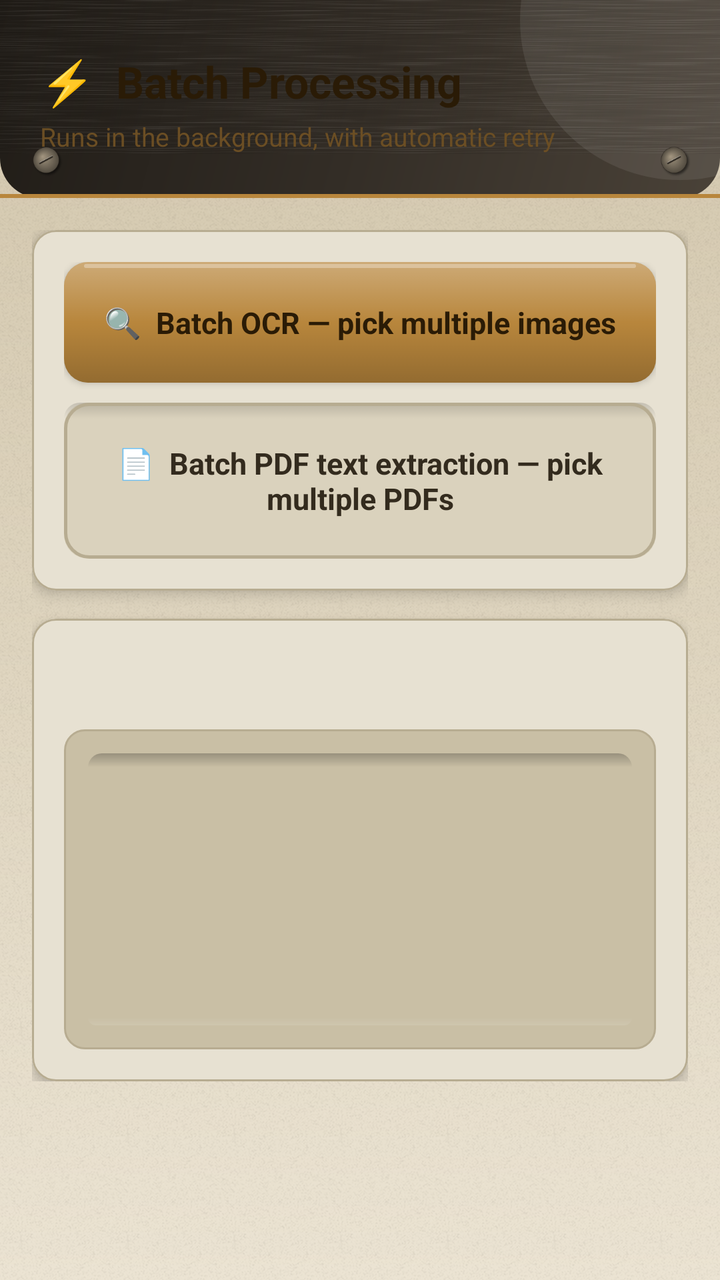
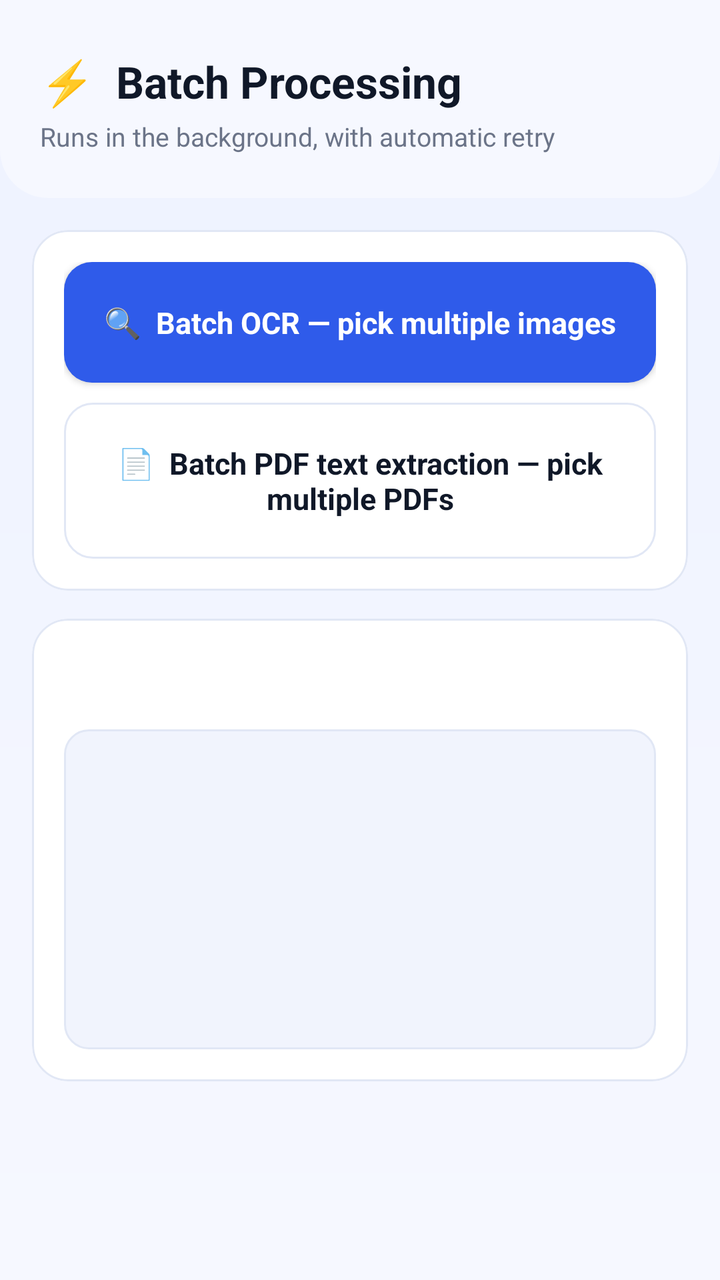

Compare the two renders of this Android layout. The source of the first and the diff that turns it into the second are given below.
<!-- AndroidManifest.xml: application theme Theme.DataToolkit -->
<!-- res/layout/activity_batch_processing.xml -->
<?xml version="1.0" encoding="utf-8"?>
<ScrollView xmlns:android="http://schemas.android.com/apk/res/android"
    android:layout_width="match_parent"
    android:layout_height="match_parent"
    android:clipToPadding="false">

    <LinearLayout
        android:layout_width="match_parent"
        android:layout_height="wrap_content"
        android:orientation="vertical">

        <FrameLayout
            android:layout_width="match_parent"
            android:layout_height="wrap_content"
            android:background="@drawable/bg_header_flat"
            android:paddingStart="20dp" android:paddingEnd="20dp"
            android:paddingTop="26dp" android:paddingBottom="22dp">
            <LinearLayout android:layout_width="match_parent" android:layout_height="wrap_content" android:orientation="vertical">
                <TextView android:layout_width="wrap_content" android:layout_height="wrap_content"
                    android:text="⚡  Batch Processing" android:textColor="@color/text_on_primary" android:textSize="22sp" android:textStyle="bold" />
                <TextView android:layout_width="wrap_content" android:layout_height="wrap_content" android:layout_marginTop="4dp"
                    android:text="Runs in the background, with automatic retry" android:textColor="@color/text_on_primary_muted" android:textSize="13sp" />
            </LinearLayout>
        </FrameLayout>

        <LinearLayout
            android:layout_width="match_parent"
            android:layout_height="wrap_content"
            android:orientation="vertical"
            android:padding="16dp">

            <com.google.android.material.card.MaterialCardView style="@style/Widget.App.Card" android:layout_width="match_parent" android:layout_height="wrap_content" android:layout_marginBottom="14dp">
                <LinearLayout android:layout_width="match_parent" android:layout_height="wrap_content" android:orientation="vertical">
                    <com.google.android.material.button.MaterialButton
                        android:id="@+id/btnBatchOcr"
                        style="@style/Widget.App.Button.Primary"
                        android:layout_width="match_parent" android:layout_height="wrap_content"
                        android:layout_marginBottom="10dp"
                        android:text="🔍  Batch OCR — pick multiple images" />

                    <com.google.android.material.button.MaterialButton
                        android:id="@+id/btnBatchPdf"
                        style="@style/Widget.App.Button.Outlined"
                        android:layout_width="match_parent" android:layout_height="wrap_content"
                        android:text="📄  Batch PDF text extraction — pick multiple PDFs" />
                </LinearLayout>
            </com.google.android.material.card.MaterialCardView>

            <com.google.android.material.card.MaterialCardView style="@style/Widget.App.Card" android:layout_width="match_parent" android:layout_height="wrap_content">
                <LinearLayout android:layout_width="match_parent" android:layout_height="wrap_content" android:orientation="vertical">
                    <ProgressBar
                        android:id="@+id/progressBar"
                        style="?android:attr/progressBarStyleHorizontal"
                        android:layout_width="match_parent"
                        android:layout_height="wrap_content"
                        android:progressTint="@color/primary"
                        android:max="100"
                        android:visibility="gone" />

                    <TextView android:id="@+id/tvStatus" android:layout_width="match_parent" android:layout_height="wrap_content"
                        android:layout_marginTop="10dp" android:textColor="@color/text_secondary" android:textSize="12.5sp" />

                    <TextView
                        android:id="@+id/tvLog"
                        android:layout_width="match_parent"
                        android:layout_height="wrap_content"
                        android:minHeight="160dp"
                        android:layout_marginTop="12dp"
                        android:background="@drawable/bg_input_field"
                        android:fontFamily="monospace"
                        android:textSize="12sp" />
                </LinearLayout>
            </com.google.android.material.card.MaterialCardView>

        </LinearLayout>
    </LinearLayout>
</ScrollView>
<!-- resources referenced by this layout -->
<resources>
  <color name="primary">#B8863C</color>
  <color name="text_on_primary">#2A1B06</color>
  <color name="text_on_primary_muted">#6B4E24</color>
  <color name="text_secondary">#6E624C</color>
  <!-- drawable bg_header_flat (drawable) -->
  <?xml version="1.0" encoding="utf-8"?>
  <layer-list xmlns:android="http://schemas.android.com/apk/res/android">
      <item>
          <shape android:shape="rectangle">
              <corners android:bottomLeftRadius="20dp" android:bottomRightRadius="20dp" />
              <gradient
                  android:type="linear"
                  android:angle="135"
                  android:startColor="@color/gradient_start"
                  android:centerColor="@color/gradient_mid"
                  android:endColor="@color/gradient_end" />
          </shape>
      </item>
      
      <item android:bottom="22dp">
          <bitmap android:src="@drawable/tex_brushed_dark" android:tileModeX="repeat" android:tileModeY="repeat" android:gravity="fill" />
      </item>
      <item android:gravity="top|end" android:width="160dp" android:height="160dp" android:top="-70dp" android:end="-60dp">
          <shape android:shape="oval">
              <solid android:color="#14FFFFFF" />
          </shape>
      </item>
      
      <item android:gravity="bottom" android:height="2dp" android:bottom="0dp">
          <shape android:shape="rectangle">
              <solid android:color="@color/primary" />
          </shape>
      </item>
      
      <item android:gravity="bottom|start" android:width="18dp" android:height="18dp" android:bottom="10dp" android:start="14dp">
          <bitmap android:src="@drawable/ic_rivet_dark" android:gravity="fill" />
      </item>
      <item android:gravity="bottom|end" android:width="18dp" android:height="18dp" android:bottom="10dp" android:end="14dp">
          <bitmap android:src="@drawable/ic_rivet_dark" android:gravity="fill" />
      </item>
  </layer-list>
  <!-- drawable bg_input_field (drawable) -->
  <?xml version="1.0" encoding="utf-8"?>
  <layer-list xmlns:android="http://schemas.android.com/apk/res/android">
      <item>
          <shape android:shape="rectangle">
              <solid android:color="@color/groove_bg" />
              <stroke android:width="1dp" android:color="@color/stroke" />
              <corners android:radius="10dp" />
              <padding android:left="12dp" android:top="12dp" android:right="12dp" android:bottom="12dp" />
          </shape>
      </item>
      <item android:gravity="top" android:height="7dp">
          <shape android:shape="rectangle">
              <corners android:topLeftRadius="10dp" android:topRightRadius="10dp" android:bottomLeftRadius="0dp" android:bottomRightRadius="0dp" />
              <gradient android:type="linear" android:angle="270" android:startColor="#3D000000" android:endColor="#00000000" />
          </shape>
      </item>
      <item android:gravity="bottom" android:height="4dp">
          <shape android:shape="rectangle">
              <corners android:bottomLeftRadius="10dp" android:bottomRightRadius="10dp" android:topLeftRadius="0dp" android:topRightRadius="0dp" />
              <gradient android:type="linear" android:angle="90" android:startColor="#1AFFFFFF" android:endColor="#00000000" />
          </shape>
      </item>
  </layer-list>
  <style name="Widget.App.Button.Outlined" parent="Widget.MaterialComponents.Button.OutlinedButton">
          <item name="android:background">@drawable/btn_bevel_outlined</item>
          <item name="backgroundTint">@null</item>
          <item name="strokeColor">@android:color/transparent</item>
          <item name="strokeWidth">0dp</item>
          <item name="cornerRadius">12dp</item>
          <item name="android:textColor">@color/text_primary</item>
          <item name="android:textAllCaps">false</item>
          <item name="android:textStyle">bold</item>
          <item name="android:textSize">15sp</item>
          <item name="android:paddingTop">14dp</item>
          <item name="android:paddingBottom">14dp</item>
          <item name="rippleColor">@color/icon_chip_bg</item>
          <item name="android:paddingStart">18dp</item>
          <item name="android:paddingEnd">18dp</item>
      </style>
  <style name="Widget.App.Button.Primary" parent="Widget.MaterialComponents.Button">
          <item name="android:background">@drawable/btn_bevel_primary</item>
          <item name="backgroundTint">@null</item>
          <item name="cornerRadius">12dp</item>
          <item name="android:textColor">@color/text_on_primary</item>
          <item name="android:textAllCaps">false</item>
          <item name="android:textStyle">bold</item>
          <item name="android:textSize">15sp</item>
          <item name="android:letterSpacing">0</item>
          <item name="android:paddingTop">14dp</item>
          <item name="android:paddingBottom">14dp</item>
          <item name="rippleColor">@color/ripple_on_primary</item>
          <item name="elevation">3dp</item>
      </style>
  <style name="Widget.App.Card" parent="Widget.MaterialComponents.CardView">
          <item name="cardCornerRadius">12dp</item>
          <item name="cardElevation">4dp</item>
          <item name="cardBackgroundColor">@color/surface</item>
          <item name="strokeColor">@color/stroke</item>
          <item name="strokeWidth">1dp</item>
          <item name="contentPadding">16dp</item>
          <item name="rippleColor">@color/icon_chip_bg</item>
      </style>
  <style name="Theme.DataToolkit" parent="Theme.MaterialComponents.DayNight.NoActionBar">
          <item name="colorPrimary">@color/primary</item>
          <item name="colorPrimaryDark">@color/primary_dark</item>
          <item name="colorPrimaryVariant">@color/secondary</item>
          <item name="colorAccent">@color/accent</item>
          <item name="colorSecondary">@color/secondary</item>
          <item name="colorOnPrimary">@color/text_on_primary</item>
          <item name="android:windowBackground">@drawable/bg_app_gradient</item>
          <item name="android:statusBarColor">@color/gradient_start</item>
          <item name="android:navigationBarColor">@color/background</item>
          <item name="android:windowLightStatusBar" tools:targetApi="23">false</item>
          <item name="materialButtonStyle">@style/Widget.App.Button.Primary</item>
          <item name="android:progressBarStyleHorizontal">@style/Widget.App.ProgressBar.Horizontal</item>
          <item name="android:fontFamily">sans-serif</item>
      </style>
  <color name="gradient_start">#4A4238</color>
  <color name="gradient_mid">#332D26</color>
  <color name="gradient_end">#201C17</color>
  <!-- drawable tex_brushed_dark: png bitmap (drawable-nodpi, 6317 bytes) -->
  <!-- drawable ic_rivet_dark: png bitmap (drawable-xxxhdpi, 8168 bytes) -->
  <color name="groove_bg">#C9BFA5</color>
  <color name="stroke">#B7AC91</color>
  <!-- drawable btn_bevel_outlined: vector/xml drawable (drawable, 2286 chars, omitted) -->
  <color name="text_primary">#332B1E</color>
  <color name="icon_chip_bg">#DFD5BC</color>
  <!-- drawable btn_bevel_primary (drawable) -->
  <?xml version="1.0" encoding="utf-8"?>
  <selector xmlns:android="http://schemas.android.com/apk/res/android">
      <item android:state_enabled="false">
          <shape android:shape="rectangle">
              <solid android:color="@color/stroke" />
              <corners android:radius="12dp" />
          </shape>
      </item>
      <item android:state_pressed="true">
          <layer-list>
              <item>
                  <shape android:shape="rectangle">
                      <solid android:color="@color/primary" />
                      <corners android:radius="12dp" />
                  </shape>
              </item>
              <item>
                  <shape android:shape="rectangle">
                      <corners android:radius="12dp" />
                      <gradient android:type="linear" android:angle="270" android:startColor="#33000000" android:centerColor="#14000000" android:endColor="#1AFFFFFF" />
                  </shape>
              </item>
          </layer-list>
      </item>
      <item>
          <layer-list>
              <item>
                  <shape android:shape="rectangle">
                      <solid android:color="@color/primary" />
                      <corners android:radius="12dp" />
                  </shape>
              </item>
              <item>
                  <shape android:shape="rectangle">
                      <corners android:radius="12dp" />
                      <gradient android:type="linear" android:angle="270" android:startColor="#4DFFFFFF" android:centerColor="#00000000" android:endColor="#33000000" />
                  </shape>
              </item>
              <item android:gravity="top" android:height="2dp" android:top="1dp" android:start="10dp" android:end="10dp">
                  <shape android:shape="rectangle">
                      <solid android:color="#4DFFFFFF" />
                      <corners android:radius="2dp" />
                  </shape>
              </item>
          </layer-list>
      </item>
  </selector>
  <color name="ripple_on_primary">#40241A0C</color>
  <color name="surface">#E7E1D2</color>
  <color name="primary_dark">#7A5A24</color>
  <color name="secondary">#A15A2E</color>
  <color name="accent">#C1502E</color>
  <!-- drawable bg_app_gradient (drawable) -->
  <?xml version="1.0" encoding="utf-8"?>
  <layer-list xmlns:android="http://schemas.android.com/apk/res/android">
      <item>
          <shape android:shape="rectangle">
              <gradient
                  android:type="linear"
                  android:angle="90"
                  android:startColor="@color/background_alt"
                  android:centerColor="@color/background"
                  android:endColor="@color/background_soft" />
          </shape>
      </item>
      <item>
          <bitmap android:src="@drawable/tex_grain" android:tileModeX="repeat" android:tileModeY="repeat" android:gravity="fill" />
      </item>
  </layer-list>
  <color name="background">#DED4BE</color>
  <color name="background_alt">#EBE3D2</color>
  <color name="background_soft">#D2C6AC</color>
  <!-- drawable tex_grain: png bitmap (drawable-nodpi, 23249 bytes) -->
  <!-- drawable progress_bevel_horizontal (drawable) -->
  <?xml version="1.0" encoding="utf-8"?>
  <layer-list xmlns:android="http://schemas.android.com/apk/res/android">
      <item android:id="@android:id/background">
          <shape android:shape="rectangle">
              <solid android:color="@color/groove_bg" />
              <corners android:radius="8dp" />
              <stroke android:width="1dp" android:color="@color/stroke" />
          </shape>
      </item>
      <item android:id="@android:id/secondaryProgress">
          <scale android:scaleWidth="100%">
              <shape android:shape="rectangle">
                  <solid android:color="@color/surface_bevel_lo" />
                  <corners android:radius="8dp" />
              </shape>
          </scale>
      </item>
      <item android:id="@android:id/progress">
          <scale android:scaleWidth="100%">
              <layer-list>
                  <item>
                      <shape android:shape="rectangle">
                          <gradient android:type="linear" android:angle="270" android:startColor="@color/primary_light" android:centerColor="@color/primary" android:endColor="@color/primary_dark" />
                          <corners android:radius="8dp" />
                      </shape>
                  </item>
                  <item android:gravity="top" android:height="2dp" android:top="1dp">
                      <shape android:shape="rectangle">
                          <solid android:color="#40FFFFFF" />
                      </shape>
                  </item>
              </layer-list>
          </scale>
      </item>
  </layer-list>
  <color name="surface_bevel_lo">#A69A80</color>
  <color name="primary_light">#E4BE79</color>
  <!-- unchanged entries left out for length: 1 -->
</resources>

<!-- the commit's change to res/layout/activity_batch_processing.xml (unified diff, before → after) -->
@@ -17,9 +17,9 @@
             android:paddingTop="26dp" android:paddingBottom="22dp">
             <LinearLayout android:layout_width="match_parent" android:layout_height="wrap_content" android:orientation="vertical">
                 <TextView android:layout_width="wrap_content" android:layout_height="wrap_content"
-                    android:text="⚡  Batch Processing" android:textColor="@color/text_on_primary" android:textSize="22sp" android:textStyle="bold" />
+                    android:text="⚡  Batch Processing" android:textColor="@color/text_primary" android:textSize="22sp" android:textStyle="bold" />
                 <TextView android:layout_width="wrap_content" android:layout_height="wrap_content" android:layout_marginTop="4dp"
-                    android:text="Runs in the background, with automatic retry" android:textColor="@color/text_on_primary_muted" android:textSize="13sp" />
+                    android:text="Runs in the background, with automatic retry" android:textColor="@color/text_secondary" android:textSize="13sp" />
             </LinearLayout>
         </FrameLayout>
 
<!-- resource entries referenced after the edit -->
@@ -1,76 +1,28 @@
 <!-- resources referenced by this layout -->
 <resources>
-  <color name="primary">#B8863C</color>
-  <color name="text_on_primary">#2A1B06</color>
-  <color name="text_on_primary_muted">#6B4E24</color>
-  <color name="text_secondary">#6E624C</color>
+  <color name="primary">#2F5BEA</color>
+  <color name="text_on_primary">#FFFFFF</color>
+  <color name="text_secondary">#6B7488</color>
   <!-- drawable bg_header_flat (drawable) -->
   <?xml version="1.0" encoding="utf-8"?>
-  <layer-list xmlns:android="http://schemas.android.com/apk/res/android">
-      <item>
-          <shape android:shape="rectangle">
-              <corners android:bottomLeftRadius="20dp" android:bottomRightRadius="20dp" />
-              <gradient
-                  android:type="linear"
-                  android:angle="135"
-                  android:startColor="@color/gradient_start"
-                  android:centerColor="@color/gradient_mid"
-                  android:endColor="@color/gradient_end" />
-          </shape>
-      </item>
-      
-      <item android:bottom="22dp">
-          <bitmap android:src="@drawable/tex_brushed_dark" android:tileModeX="repeat" android:tileModeY="repeat" android:gravity="fill" />
-      </item>
-      <item android:gravity="top|end" android:width="160dp" android:height="160dp" android:top="-70dp" android:end="-60dp">
-          <shape android:shape="oval">
-              <solid android:color="#14FFFFFF" />
-          </shape>
-      </item>
-      
-      <item android:gravity="bottom" android:height="2dp" android:bottom="0dp">
-          <shape android:shape="rectangle">
-              <solid android:color="@color/primary" />
-          </shape>
-      </item>
-      
-      <item android:gravity="bottom|start" android:width="18dp" android:height="18dp" android:bottom="10dp" android:start="14dp">
-          <bitmap android:src="@drawable/ic_rivet_dark" android:gravity="fill" />
-      </item>
-      <item android:gravity="bottom|end" android:width="18dp" android:height="18dp" android:bottom="10dp" android:end="14dp">
-          <bitmap android:src="@drawable/ic_rivet_dark" android:gravity="fill" />
-      </item>
-  </layer-list>
+  <shape xmlns:android="http://schemas.android.com/apk/res/android" android:shape="rectangle">
+      <solid android:color="@color/background_alt" />
+      <corners android:bottomLeftRadius="24dp" android:bottomRightRadius="24dp" />
+  </shape>
   <!-- drawable bg_input_field (drawable) -->
   <?xml version="1.0" encoding="utf-8"?>
-  <layer-list xmlns:android="http://schemas.android.com/apk/res/android">
-      <item>
-          <shape android:shape="rectangle">
-              <solid android:color="@color/groove_bg" />
-              <stroke android:width="1dp" android:color="@color/stroke" />
-              <corners android:radius="10dp" />
-              <padding android:left="12dp" android:top="12dp" android:right="12dp" android:bottom="12dp" />
-          </shape>
-      </item>
-      <item android:gravity="top" android:height="7dp">
-          <shape android:shape="rectangle">
-              <corners android:topLeftRadius="10dp" android:topRightRadius="10dp" android:bottomLeftRadius="0dp" android:bottomRightRadius="0dp" />
-              <gradient android:type="linear" android:angle="270" android:startColor="#3D000000" android:endColor="#00000000" />
-          </shape>
-      </item>
-      <item android:gravity="bottom" android:height="4dp">
-          <shape android:shape="rectangle">
-              <corners android:bottomLeftRadius="10dp" android:bottomRightRadius="10dp" android:topLeftRadius="0dp" android:topRightRadius="0dp" />
-              <gradient android:type="linear" android:angle="90" android:startColor="#1AFFFFFF" android:endColor="#00000000" />
-          </shape>
-      </item>
-  </layer-list>
+  <shape xmlns:android="http://schemas.android.com/apk/res/android" android:shape="rectangle">
+      <solid android:color="@color/groove_bg" />
+      <stroke android:width="1dp" android:color="@color/stroke" />
+      <corners android:radius="12dp" />
+      <padding android:left="12dp" android:top="12dp" android:right="12dp" android:bottom="12dp" />
+  </shape>
   <style name="Widget.App.Button.Outlined" parent="Widget.MaterialComponents.Button.OutlinedButton">
           <item name="android:background">@drawable/btn_bevel_outlined</item>
           <item name="backgroundTint">@null</item>
           <item name="strokeColor">@android:color/transparent</item>
           <item name="strokeWidth">0dp</item>
-          <item name="cornerRadius">12dp</item>
+          <item name="cornerRadius">14dp</item>
           <item name="android:textColor">@color/text_primary</item>
           <item name="android:textAllCaps">false</item>
           <item name="android:textStyle">bold</item>
@@ -84,7 +36,7 @@
   <style name="Widget.App.Button.Primary" parent="Widget.MaterialComponents.Button">
           <item name="android:background">@drawable/btn_bevel_primary</item>
           <item name="backgroundTint">@null</item>
-          <item name="cornerRadius">12dp</item>
+          <item name="cornerRadius">14dp</item>
           <item name="android:textColor">@color/text_on_primary</item>
           <item name="android:textAllCaps">false</item>
           <item name="android:textStyle">bold</item>
@@ -93,11 +45,11 @@
           <item name="android:paddingTop">14dp</item>
           <item name="android:paddingBottom">14dp</item>
           <item name="rippleColor">@color/ripple_on_primary</item>
-          <item name="elevation">3dp</item>
+          <item name="elevation">0dp</item>
       </style>
   <style name="Widget.App.Card" parent="Widget.MaterialComponents.CardView">
-          <item name="cardCornerRadius">12dp</item>
-          <item name="cardElevation">4dp</item>
+          <item name="cardCornerRadius">18dp</item>
+          <item name="cardElevation">0dp</item>
           <item name="cardBackgroundColor">@color/surface</item>
           <item name="strokeColor">@color/stroke</item>
           <item name="strokeWidth">1dp</item>
@@ -110,137 +62,113 @@
           <item name="colorPrimaryVariant">@color/secondary</item>
           <item name="colorAccent">@color/accent</item>
           <item name="colorSecondary">@color/secondary</item>
-          <item name="colorOnPrimary">@color/text_on_primary</item>
+          <item name="colorOnPrimary">@color/white</item>
           <item name="android:windowBackground">@drawable/bg_app_gradient</item>
-          <item name="android:statusBarColor">@color/gradient_start</item>
+          <item name="android:statusBarColor">@color/background_alt</item>
           <item name="android:navigationBarColor">@color/background</item>
-          <item name="android:windowLightStatusBar" tools:targetApi="23">false</item>
+          <item name="android:windowLightStatusBar" tools:targetApi="23">@bool/light_bars</item>
+          <item name="android:windowLightNavigationBar" tools:targetApi="27">@bool/light_bars</item>
           <item name="materialButtonStyle">@style/Widget.App.Button.Primary</item>
           <item name="android:progressBarStyleHorizontal">@style/Widget.App.ProgressBar.Horizontal</item>
           <item name="android:fontFamily">sans-serif</item>
       </style>
-  <color name="gradient_start">#4A4238</color>
-  <color name="gradient_mid">#332D26</color>
-  <color name="gradient_end">#201C17</color>
-  <!-- drawable tex_brushed_dark: png bitmap (drawable-nodpi, 6317 bytes) -->
-  <!-- drawable ic_rivet_dark: png bitmap (drawable-xxxhdpi, 8168 bytes) -->
-  <color name="groove_bg">#C9BFA5</color>
-  <color name="stroke">#B7AC91</color>
-  <!-- drawable btn_bevel_outlined: vector/xml drawable (drawable, 2286 chars, omitted) -->
-  <color name="text_primary">#332B1E</color>
-  <color name="icon_chip_bg">#DFD5BC</color>
+  <color name="groove_bg">#F1F4FD</color>
+  <color name="stroke">#E1E7F5</color>
+  <!-- drawable btn_bevel_outlined (drawable) -->
+  <?xml version="1.0" encoding="utf-8"?>
+  <selector xmlns:android="http://schemas.android.com/apk/res/android">
+      <item android:state_enabled="false">
+          <shape android:shape="rectangle">
+              <solid android:color="@color/background" />
+              <stroke android:width="1dp" android:color="@color/stroke" />
+              <corners android:radius="14dp" />
+          </shape>
+      </item>
+      <item android:state_pressed="true">
+          <shape android:shape="rectangle">
+              <solid android:color="@color/icon_chip_bg" />
+              <stroke android:width="1dp" android:color="@color/primary" />
+              <corners android:radius="14dp" />
+          </shape>
+      </item>
+      <item>
+          <shape android:shape="rectangle">
+              <solid android:color="@color/surface" />
+              <stroke android:width="1dp" android:color="@color/stroke" />
+              <corners android:radius="14dp" />
+          </shape>
+      </item>
+  </selector>
+  <color name="text_primary">#101828</color>
+  <color name="icon_chip_bg">#E8EEFF</color>
   <!-- drawable btn_bevel_primary (drawable) -->
   <?xml version="1.0" encoding="utf-8"?>
   <selector xmlns:android="http://schemas.android.com/apk/res/android">
       <item android:state_enabled="false">
           <shape android:shape="rectangle">
               <solid android:color="@color/stroke" />
-              <corners android:radius="12dp" />
+              <corners android:radius="14dp" />
           </shape>
       </item>
       <item android:state_pressed="true">
-          <layer-list>
-              <item>
-                  <shape android:shape="rectangle">
-                      <solid android:color="@color/primary" />
-                      <corners android:radius="12dp" />
-                  </shape>
-              </item>
-              <item>
-                  <shape android:shape="rectangle">
-                      <corners android:radius="12dp" />
-                      <gradient android:type="linear" android:angle="270" android:startColor="#33000000" android:centerColor="#14000000" android:endColor="#1AFFFFFF" />
-                  </shape>
-              </item>
-          </layer-list>
+          <shape android:shape="rectangle">
+              <solid android:color="@color/primary_dark" />
+              <corners android:radius="14dp" />
+          </shape>
       </item>
       <item>
-          <layer-list>
-              <item>
-                  <shape android:shape="rectangle">
-                      <solid android:color="@color/primary" />
-                      <corners android:radius="12dp" />
-                  </shape>
-              </item>
-              <item>
-                  <shape android:shape="rectangle">
-                      <corners android:radius="12dp" />
-                      <gradient android:type="linear" android:angle="270" android:startColor="#4DFFFFFF" android:centerColor="#00000000" android:endColor="#33000000" />
-                  </shape>
-              </item>
-              <item android:gravity="top" android:height="2dp" android:top="1dp" android:start="10dp" android:end="10dp">
-                  <shape android:shape="rectangle">
-                      <solid android:color="#4DFFFFFF" />
-                      <corners android:radius="2dp" />
-                  </shape>
-              </item>
-          </layer-list>
+          <shape android:shape="rectangle">
+              <solid android:color="@color/primary" />
+              <corners android:radius="14dp" />
+          </shape>
       </item>
   </selector>
-  <color name="ripple_on_primary">#40241A0C</color>
-  <color name="surface">#E7E1D2</color>
-  <color name="primary_dark">#7A5A24</color>
-  <color name="secondary">#A15A2E</color>
-  <color name="accent">#C1502E</color>
+  <color name="ripple_on_primary">#30FFFFFF</color>
+  <color name="surface">#FFFFFF</color>
+  <color name="primary_dark">#1E43C4</color>
+  <color name="secondary">#6C5CE7</color>
+  <color name="accent">#F5A524</color>
+  <color name="white">#FFFFFF</color>
   <!-- drawable bg_app_gradient (drawable) -->
   <?xml version="1.0" encoding="utf-8"?>
   <layer-list xmlns:android="http://schemas.android.com/apk/res/android">
       <item>
           <shape android:shape="rectangle">
-              <gradient
-                  android:type="linear"
-                  android:angle="90"
-                  android:startColor="@color/background_alt"
-                  android:centerColor="@color/background"
-                  android:endColor="@color/background_soft" />
+              <gradient android:type="linear" android:angle="90"
+                  android:startColor="@color/background_alt" android:endColor="@color/background" />
           </shape>
       </item>
-      <item>
-          <bitmap android:src="@drawable/tex_grain" android:tileModeX="repeat" android:tileModeY="repeat" android:gravity="fill" />
-      </item>
   </layer-list>
-  <color name="background">#DED4BE</color>
-  <color name="background_alt">#EBE3D2</color>
-  <color name="background_soft">#D2C6AC</color>
-  <!-- drawable tex_grain: png bitmap (drawable-nodpi, 23249 bytes) -->
+  <color name="background">#EEF2FF</color>
+  <color name="background_alt">#F6F8FF</color>
   <!-- drawable progress_bevel_horizontal (drawable) -->
   <?xml version="1.0" encoding="utf-8"?>
   <layer-list xmlns:android="http://schemas.android.com/apk/res/android">
       <item android:id="@android:id/background">
           <shape android:shape="rectangle">
-              <solid android:color="@color/groove_bg" />
+              <solid android:color="@color/icon_chip_bg" />
               <corners android:radius="8dp" />
-              <stroke android:width="1dp" android:color="@color/stroke" />
           </shape>
       </item>
       <item android:id="@android:id/secondaryProgress">
           <scale android:scaleWidth="100%">
               <shape android:shape="rectangle">
-                  <solid android:color="@color/surface_bevel_lo" />
+                  <solid android:color="@color/primary_light" />
                   <corners android:radius="8dp" />
               </shape>
           </scale>
       </item>
       <item android:id="@android:id/progress">
           <scale android:scaleWidth="100%">
-              <layer-list>
-                  <item>
-                      <shape android:shape="rectangle">
-                          <gradient android:type="linear" android:angle="270" android:startColor="@color/primary_light" android:centerColor="@color/primary" android:endColor="@color/primary_dark" />
-                          <corners android:radius="8dp" />
-                      </shape>
-                  </item>
-                  <item android:gravity="top" android:height="2dp" android:top="1dp">
-                      <shape android:shape="rectangle">
-                          <solid android:color="#40FFFFFF" />
-                      </shape>
-                  </item>
-              </layer-list>
+              <shape android:shape="rectangle">
+                  <gradient android:type="linear" android:angle="0"
+                      android:startColor="@color/primary_light" android:endColor="@color/primary" />
+                  <corners android:radius="8dp" />
+              </shape>
           </scale>
       </item>
   </layer-list>
-  <color name="surface_bevel_lo">#A69A80</color>
-  <color name="primary_light">#E4BE79</color>
+  <color name="primary_light">#8FB0FF</color>
   <!-- unchanged entries left out for length: 1 -->
 </resources>
 
